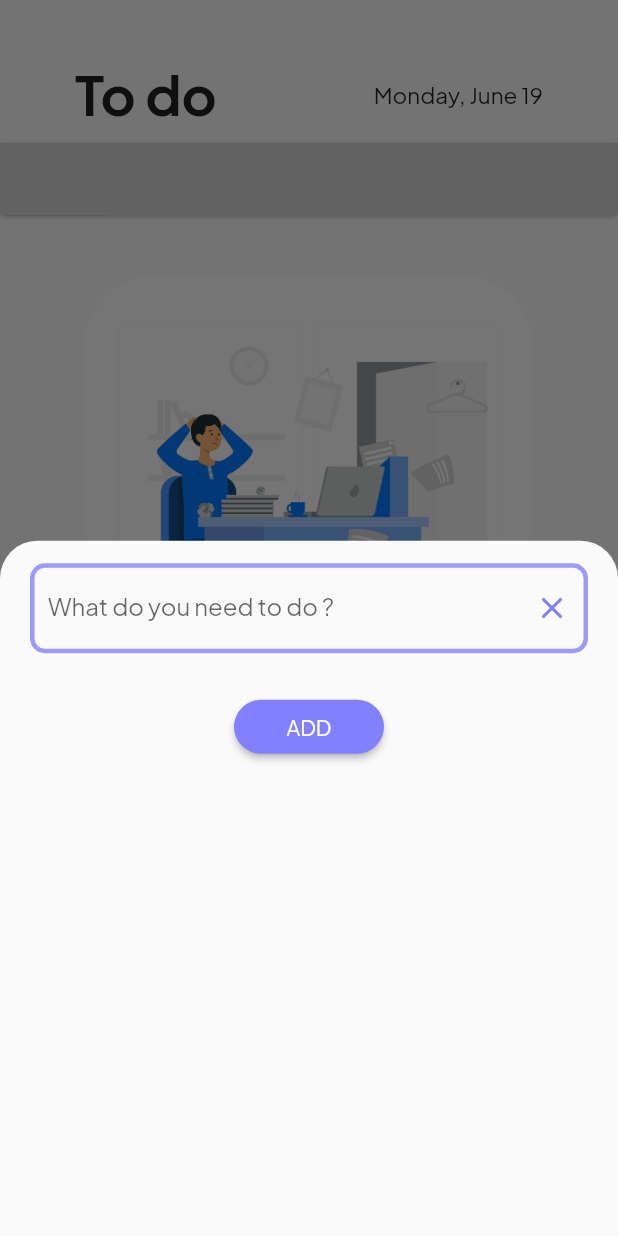
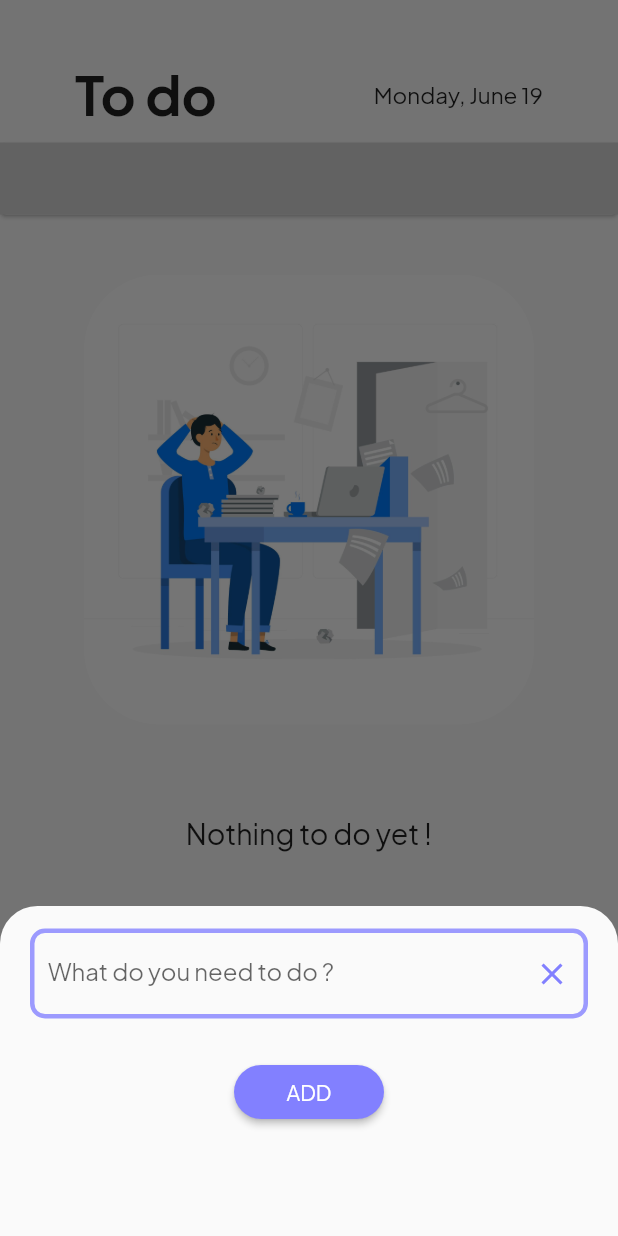
Before and after one commit to Jheezzy/Todo-App, a Flutter app: the screen it shows after launch, after a tap on the "add" icon, on a phone screen of 412 x 824 dp. Run offline on Flutter 3.47's test engine with Material 2 defaults, Android fonts, the phone set to English and light mode, and no system bars; missing offline and left inert: weekly_date_picker.

```diff
--- a/lib/models/todo.dart
+++ b/lib/models/todo.dart
@@ -9,7 +9,7 @@ class Todo {
   final String id;
   String title;
   final DateTime date;
-  final bool isDone;
+  bool isDone;
 
   Todo copyWith({
     String? id,
--- a/lib/new_todo.dart
+++ b/lib/new_todo.dart
@@ -3,7 +3,7 @@ import 'package:flutter/material.dart';
 import '../models/todo.dart';
 
 class NewTodo extends StatefulWidget {
-  NewTodo(this.addTodo, {super.key});
+  const NewTodo(this.addTodo, {super.key});
 
   // final ValueChanged<Todo> addTodod;
 
@@ -59,6 +59,7 @@ class _NewTodoState extends State<NewTodo> {
               context: context,
               builder: (_) {
                 return Container(
+                  height: 220,
                   padding: const EdgeInsets.only(left: 20, right: 20, top: 15),
                   child: Column(
                     children: [
```
Also changed, not shown: lib/main_body.dart (+0 -99 lines), lib/todo_item.dart (+71 -7 lines).
